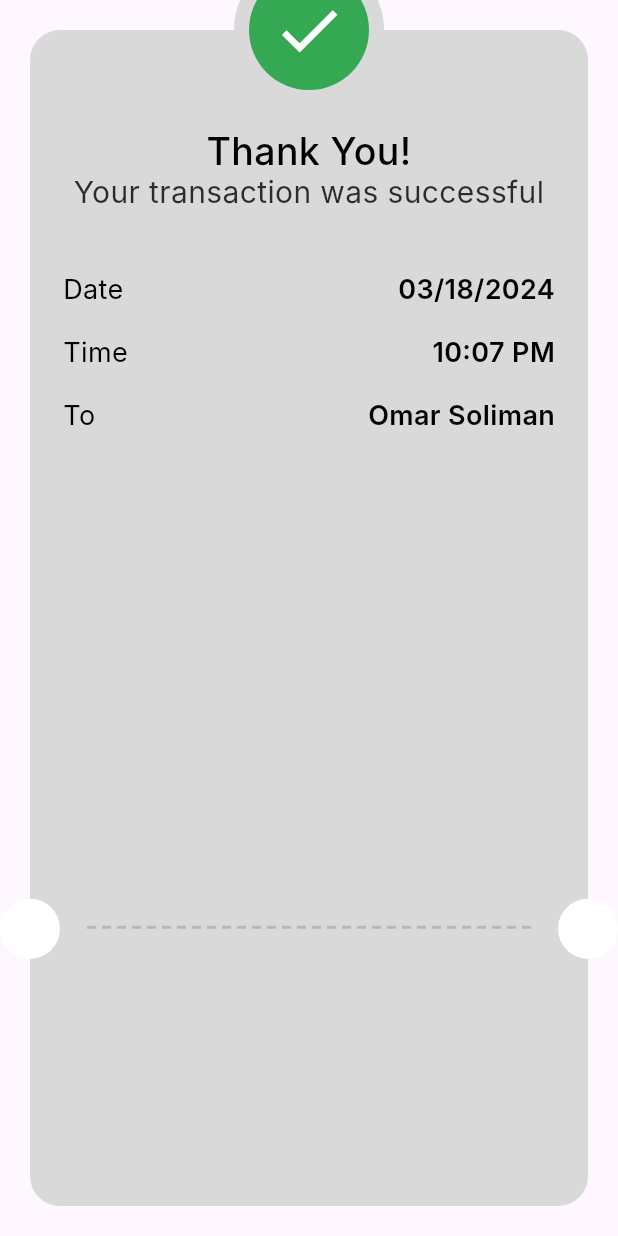
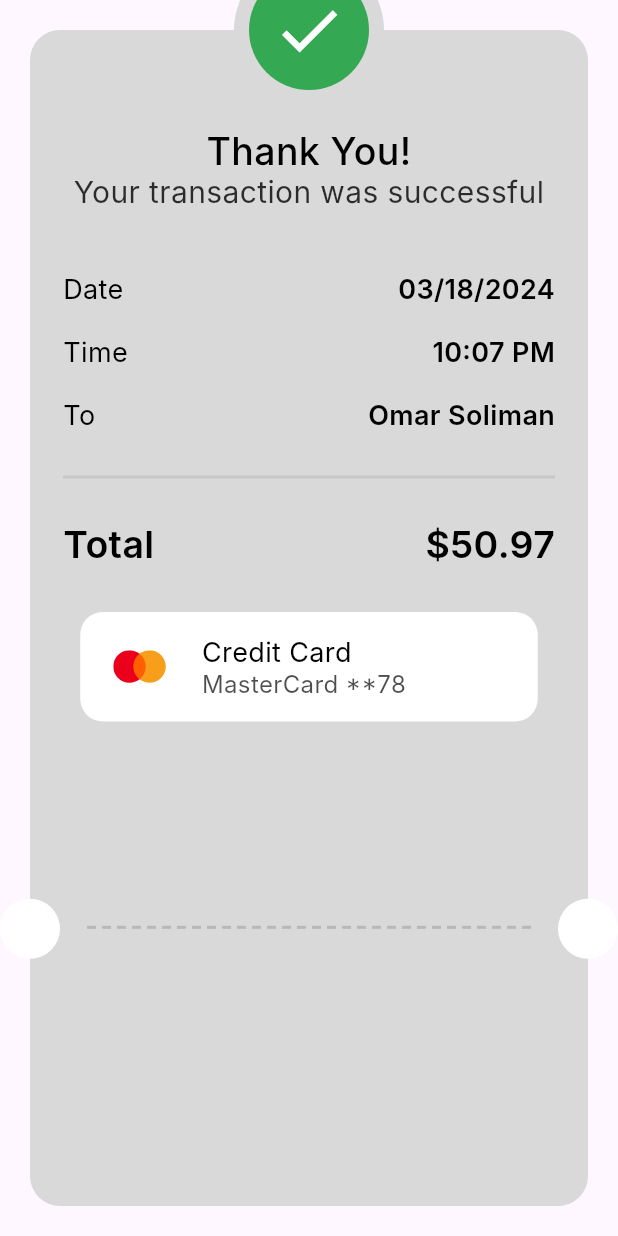
Before and after one commit to omarshaf3y/Payment_Checkout, a Flutter app: the ThankYouView screen opened directly, on a phone screen of 412 x 824 dp. Run offline on Flutter 3.47's test engine with Material 3 defaults, Android fonts, the phone set to English and light mode, and no system bars; our stand-ins replace flutter_credit_card, flutter_svg; Roboto replaces fonts that are missing (Inter).

Commit message:
create card info widget

```diff
--- /dev/null
+++ b/lib/features/checkout/presentation/views/widgets/card_info_widget.dart
@@ -0,0 +1,51 @@
+import 'package:flutter/material.dart';
+import 'package:flutter_svg/svg.dart';
+import 'package:payment_checkout/core/utils/styles.dart';
+
+class CardInfoWidget extends StatelessWidget {
+  const CardInfoWidget({
+    super.key,
+  });
+
+  @override
+  Widget build(BuildContext context) {
+    return Container(
+      width: 305,
+      padding: const EdgeInsets.symmetric(vertical: 16, horizontal: 22),
+      decoration: ShapeDecoration(
+        color: Colors.white,
+        shape: RoundedRectangleBorder(
+          borderRadius: BorderRadius.circular(15),
+        ),
+      ),
+      child: Row(
+        children: [
+          SvgPicture.asset('assets/images/master_card.svg'),
+          const SizedBox(
+            width: 23,
+          ),
+          Text.rich(
+            TextSpan(
+              children: [
+                TextSpan(
+                  text: 'Credit Card\n',
+                  style: Styles.style18,
+                ),
+                TextSpan(
+                  text: 'MasterCard **78',
+                  style: TextStyle(
+                    color: Colors.black.withOpacity(0.69999998079071),
+                    fontSize: 16,
+                    fontFamily: 'Inter',
+                    fontWeight: FontWeight.w400,
+                    height: 0,
+                  ),
+                ),
+              ],
+            ),
+          ),
+        ],
+      ),
+    );
+  }
+}
--- a/lib/features/checkout/presentation/views/widgets/custom_bottom.dart
+++ b/lib/features/checkout/presentation/views/widgets/custom_bottom.dart
@@ -4,10 +4,10 @@ import 'package:payment_checkout/features/checkout/presentation/views/payment_de
 
 class CustomButton extends StatelessWidget {
   const CustomButton({
-    Key? key,
+    super.key,
     this.onTap,
     required this.text,
-  }) : super(key: key);
+  });
 
   final void Function()? onTap;
   final String text;
--- a/lib/features/checkout/presentation/views/widgets/thank_you_card.dart
+++ b/lib/features/checkout/presentation/views/widgets/thank_you_card.dart
@@ -1,6 +1,8 @@
 import 'package:flutter/material.dart';
 import 'package:payment_checkout/core/utils/styles.dart';
+import 'package:payment_checkout/features/checkout/presentation/views/widgets/card_info_widget.dart';
 import 'package:payment_checkout/features/checkout/presentation/views/widgets/payment_item_info.dart';
+import 'package:payment_checkout/features/checkout/presentation/views/widgets/total_price.dart';
 
 class ThankYouCard extends StatelessWidget {
   const ThankYouCard({
@@ -52,6 +54,19 @@ class ThankYouCard extends StatelessWidget {
               title: 'To',
               value: 'Omar Soliman',
             ),
+            const Divider(
+              thickness: 2,
+              height: 60,
+              color: Color(0xffC7C7C7),
+            ),
+            const TotalPrice(
+              title: 'Total',
+              value: r'$50.97',
+            ),
+            const SizedBox(
+              height: 30,
+            ),
+            const CardInfoWidget(),
           ],
         ),
       ),
```
Also changed, not shown: assets/images/master_card.svg (added).
